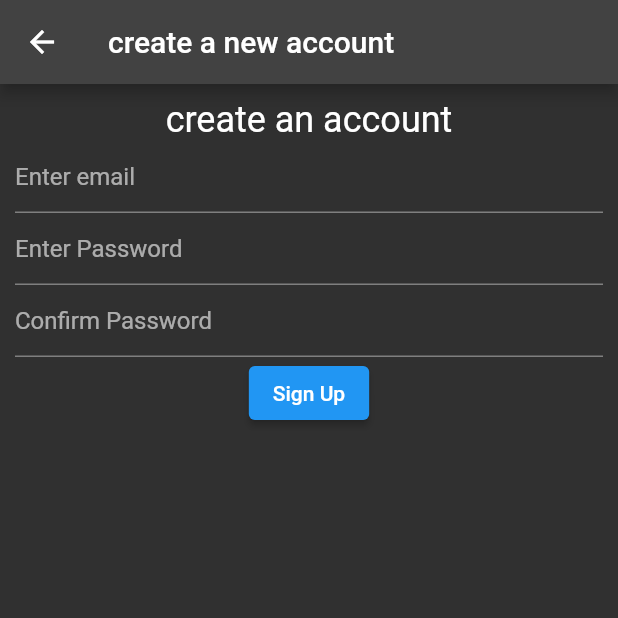
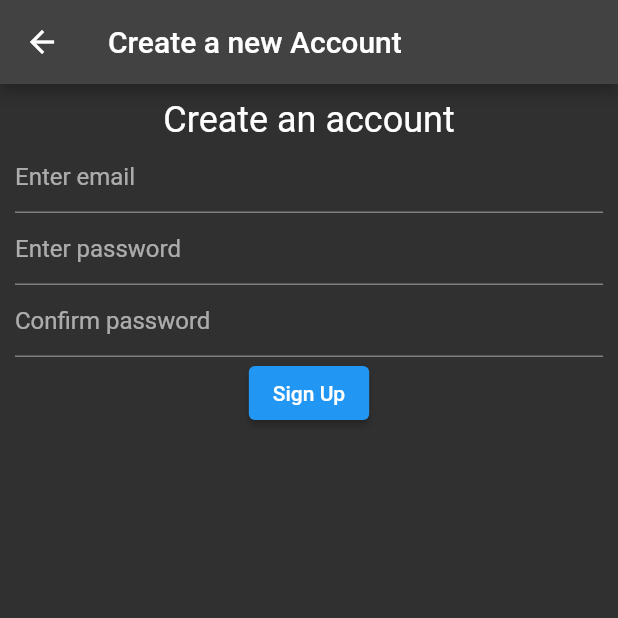
Before and after one commit to PoojaGali/cs5303-lesson3, a Flutter app: the screen it shows after launch, after a tap on "Sign In", after a tap on "Create a new account", on a phone screen of 412 x 824 dp, the top half of it. Run offline on Flutter 3.47's test engine with Material 2 defaults, Android fonts, the phone set to English and light mode, and no system bars; our stand-ins replace cloud_firestore, firebase_auth, firebase_core, firebase_storage, image_picker; missing offline and left inert: google_ml_kit; accounts and stored records are empty.

Commit message:
Final Commit

```diff
--- a/lib/controller/firestore_controller.dart
+++ b/lib/controller/firestore_controller.dart
@@ -82,7 +82,6 @@ class FirestoreController {
         .where(PhotoMemo.SHARED_WITH, arrayContains: email)
         .orderBy(PhotoMemo.TIMESTAMP, descending: true)
         .get();
-
     var results = <PhotoMemo>[];
     querySnapshot.docs.forEach((doc) {
       var p = PhotoMemo.fromFirestoreDoc(
--- a/lib/controller/googleML_controller.dart
+++ b/lib/controller/googleML_controller.dart
@@ -4,6 +4,7 @@ import 'package:google_ml_kit/google_ml_kit.dart';
 
 class GoogleMLController {
   static const MIN_CONFIDENCE = 0.5;
+
   static Future<List<String>> getImageLabels({
     required File photo,
   }) async {
@@ -19,7 +20,6 @@ class GoogleMLController {
         results.add(i.label.toLowerCase());
       }
     }
-
     return results;
   }
 }
--- a/lib/viewscreen/signin_screen.dart
+++ b/lib/viewscreen/signin_screen.dart
@@ -1,5 +1,4 @@
 import 'package:firebase_auth/firebase_auth.dart';
-import 'package:flutter/cupertino.dart';
 import 'package:flutter/material.dart';
 import 'package:lesson3/controller/firebaseauth_controller.dart';
 import 'package:lesson3/controller/firestore_controller.dart';
@@ -10,7 +9,7 @@ import 'package:lesson3/viewscreen/userhome_screen.dart';
 import 'package:lesson3/viewscreen/view/mydialog.dart';
 
 class SignInScreen extends StatefulWidget {
-  static const routeName = '/signInScreen';
+  static const routeName = '/SignInScreen';
   @override
   State<StatefulWidget> createState() {
     return _SignInState();
@@ -19,7 +18,8 @@ class SignInScreen extends StatefulWidget {
 
 class _SignInState extends State<SignInScreen> {
   late _Controller con;
-  GlobalKey<FormState> formKey = GlobalKey<FormState>();
+  GlobalKey<FormState> formkey = GlobalKey<FormState>();
+
   @override
   void initState() {
     super.initState();
@@ -36,21 +36,22 @@ class _SignInState extends State<SignInScreen> {
       body: Padding(
         padding: const EdgeInsets.all(10.0),
         child: Form(
-          key: formKey,
+          key: formkey,
           child: SingleChildScrollView(
             child: Column(
               children: [
                 Text(
                   'Photo Memo',
-                  style: TextStyle(fontFamily: 'RockSalt', fontSize: 40.0),
+                  style: TextStyle(fontFamily: 'Italianno', fontSize: 40.0),
                 ),
                 Text(
-                  'Sign In, Please!',
-                  style: TextStyle(fontFamily: 'RockSalt', fontSize: 24.0),
+                  'Sign In Please!',
+                  style: TextStyle(fontFamily: 'Italianno', fontSize: 40.0),
                 ),
                 TextFormField(
                   decoration: InputDecoration(
-                      icon: Icon(Icons.email), hintText: 'Enter Email'),
+                    hintText: 'Email Address',
+                  ),
                   keyboardType: TextInputType.emailAddress,
                   autocorrect: false,
                   validator: con.validateEmail,
@@ -58,7 +59,8 @@ class _SignInState extends State<SignInScreen> {
                 ),
                 TextFormField(
                   decoration: InputDecoration(
-                      icon: Icon(Icons.lock), hintText: 'Enter Password'),
+                    hintText: 'Enter Password',
+                  ),
                   obscureText: true,
                   autocorrect: false,
                   validator: con.validatePassword,
@@ -66,7 +68,10 @@ class _SignInState extends State<SignInScreen> {
                 ),
                 ElevatedButton(
                   onPressed: con.signIn,
-                  child: Text('Sign In'),
+                  child: Text(
+                    'Sign In',
+                    style: Theme.of(context).textTheme.button,
+                  ),
                 ),
                 SizedBox(
                   height: 20.0,
@@ -77,7 +82,7 @@ class _SignInState extends State<SignInScreen> {
                     'Create a new account',
                     style: Theme.of(context).textTheme.button,
                   ),
-                )
+                ),
               ],
             ),
           ),
@@ -90,7 +95,6 @@ class _SignInState extends State<SignInScreen> {
 class _Controller {
   late _SignInState state;
   _Controller(this.state);
-
   String? email;
   String? password;
 
@@ -98,21 +102,48 @@ class _Controller {
     Navigator.pushNamed(state.context, SignUpScreen.routeName);
   }
 
+  String? validateEmail(String? value) {
+    if (value == null || !(value.contains('@') && value.contains('.')))
+      return 'Invalid Email';
+    else
+      return null;
+  }
+
+  void saveEmail(String? value) {
+    if (value != null) email = value;
+  }
+
+  String? validatePassword(String? value) {
+    if (value == null || value.length < 6)
+      return 'Invalid Password';
+    else
+      return null;
+  }
+
+  void savePassword(String? value) {
+    if (value != null) password = value;
+  }
+
   void signIn() async {
-    FormState? currentState = state.formKey.currentState;
-    if (currentState == null || !currentState.validate()) return;
+    FormState? currentState = state.formkey.currentState;
+    if (currentState == null) return;
+    if (!currentState.validate()) return;
     currentState.save();
+
     User? user;
     MyDialog.circularProgressStart(state.context);
     try {
       if (email == null || password == null) {
-        throw 'email or password is null';
+        throw 'Email or password is null';
       }
       user = await FirebaseAuthController.signIn(
           email: email!, password: password!);
+      // print('=====${user?.email}');
       List<PhotoMemo> photoMemoList =
           await FirestoreController.getPhotoMemoList(email: email!);
+
       MyDialog.circularProgressStop(state.context);
+
       Navigator.pushNamed(
         state.context,
         UserHomeScreen.routeName,
@@ -123,34 +154,13 @@ class _Controller {
       );
     } catch (e) {
       MyDialog.circularProgressStop(state.context);
-      if (Constant.DEV) print('====signIn Error: $e');
+
+      if (Constant.DEV) print('=====SignIn error :$e');
       MyDialog.showSnackBar(
         context: state.context,
-        message: 'Sign In Error: $e',
+        message: 'Sign In Error:$e',
         seconds: 30,
       );
     }
   }
-
-  String? validateEmail(String? value) {
-    if (value == null || !(value.contains('@') && value.contains('.')))
-      return 'Invalid Email address';
-    else
-      return null;
-  }
-
-  String? validatePassword(String? value) {
-    if (value == null || value.length < 6)
-      return 'Invalid Password';
-    else
-      return null;
-  }
-
-  void saveEmail(String? value) {
-    if (value != null) email = value;
-  }
-
-  void savePassword(String? value) {
-    if (value != null) password = value;
-  }
 }
--- a/lib/viewscreen/signup_screen.dart
+++ b/lib/viewscreen/signup_screen.dart
@@ -1,4 +1,3 @@
-import 'package:flutter/cupertino.dart';
 import 'package:flutter/material.dart';
 import 'package:lesson3/controller/firebaseauth_controller.dart';
 import 'package:lesson3/model/constant.dart';
@@ -6,6 +5,7 @@ import 'package:lesson3/viewscreen/view/mydialog.dart';
 
 class SignUpScreen extends StatefulWidget {
   static const routeName = '/signUpScreen';
+
   @override
   State<StatefulWidget> createState() {
     return _SignUpState();
@@ -28,7 +28,7 @@ class _SignUpState extends State<SignUpScreen> {
   Widget build(BuildContext context) {
     return Scaffold(
         appBar: AppBar(
-        title: Text('create a new account'),
+          title: Text('Create a new Account'),
         ),
         body: SingleChildScrollView(
           child: Padding(
@@ -38,11 +38,13 @@ class _SignUpState extends State<SignUpScreen> {
               child: Column(
                 children: [
                   Text(
-                    'create an account',
+                    'Create an account',
                     style: Theme.of(context).textTheme.headline5,
                   ),
                   TextFormField(
-                    decoration: InputDecoration(hintText: 'Enter email'),
+                    decoration: InputDecoration(
+                      hintText: 'Enter email',
+                    ),
                     keyboardType: TextInputType.emailAddress,
                     autocorrect: false,
                     validator: con.validateEmail,
@@ -50,7 +52,7 @@ class _SignUpState extends State<SignUpScreen> {
                   ),
                   TextFormField(
                     decoration: InputDecoration(
-                      hintText: 'Enter Password',
+                      hintText: 'Enter password',
                     ),
                     autocorrect: false,
                     obscureText: true,
@@ -59,7 +61,7 @@ class _SignUpState extends State<SignUpScreen> {
                   ),
                   TextFormField(
                     decoration: InputDecoration(
-                      hintText: 'Confirm Password',
+                      hintText: 'Confirm password',
                     ),
                     autocorrect: false,
                     obscureText: true,
@@ -74,60 +76,60 @@ class _SignUpState extends State<SignUpScreen> {
                     ),
                   ),
                 ],
-              )),
               ),
             ),
-    );
+          ),
+        ));
   }
 }
 
 class _Controller {
   late _SignUpState state;
-  _Controller(this.state);
   String? email;
   String? password;
-  String? passwordconfirm;
+  String? passwordConfirm;
+
+  _Controller(this.state);
 
   void signUp() async {
     FormState? currentState = state.formKey.currentState;
-    if (currentState == null || currentState.validate()) return;
+    if (currentState == null || !currentState.validate()) return;
     currentState.save();
-    if (password != passwordconfirm) {
+    if (password != passwordConfirm) {
       MyDialog.showSnackBar(
         context: state.context,
-        message: 'password and confirm do not match',
+        message: 'Password and confirm password do not match',
         seconds: 15,
       );
       return;
     }
+
     try {
       await FirebaseAuthController.createAccount(
-        email: email!,
-        password: password!,
-      );
+          email: email!, password: password!);
       MyDialog.showSnackBar(
         context: state.context,
-        message: 'Account Created: Sign in to use the app',
+        message: 'Account Created! Sign in to use the app.',
       );
     } catch (e) {
-      if (Constant.DEV) print('=== create account error: $e');
+      if (Constant.DEV) print('===create account error:$e');
       MyDialog.showSnackBar(
         context: state.context,
-        message: 'Cannot create account: $e',
+        message: 'Cannot create an account: $e',
       );
     }
   }
 
   String? validateEmail(String? value) {
     if (value == null || !(value.contains('.') && value.contains('@')))
-      return 'Invalid email address';
+      return 'Invalid Email Address';
     else
       return null;
   }
 
   String? validatePassword(String? value) {
     if (value == null || value.length < 6)
-      return 'password too short';
+      return 'Password too short';
     else
       return null;
   }
@@ -141,6 +143,6 @@ class _Controller {
   }
 
   void saveConfirmPassword(String? value) {
-    passwordconfirm = value;
+    passwordConfirm = value;
   }
 }
```
Also changed, not shown: lib/viewscreen/sharedwith_screen.dart (+43 -4 lines), lib/viewscreen/userhome_screen.dart (+24 -28 lines). Lines whose indentation alone changed are shown as unchanged.
